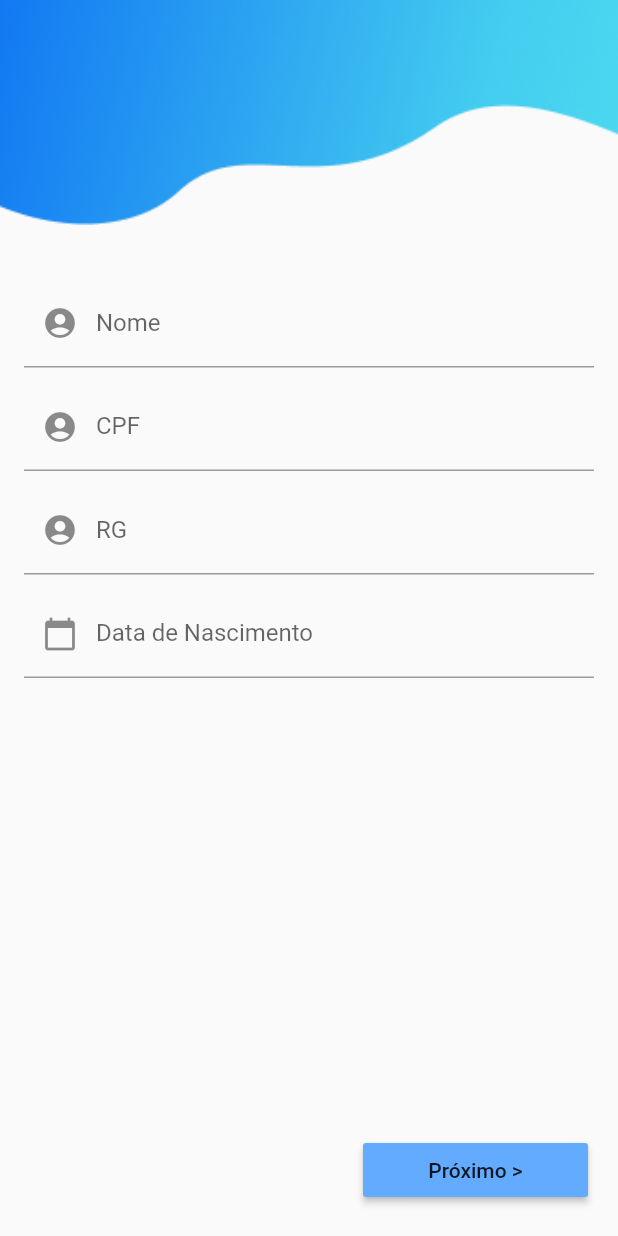
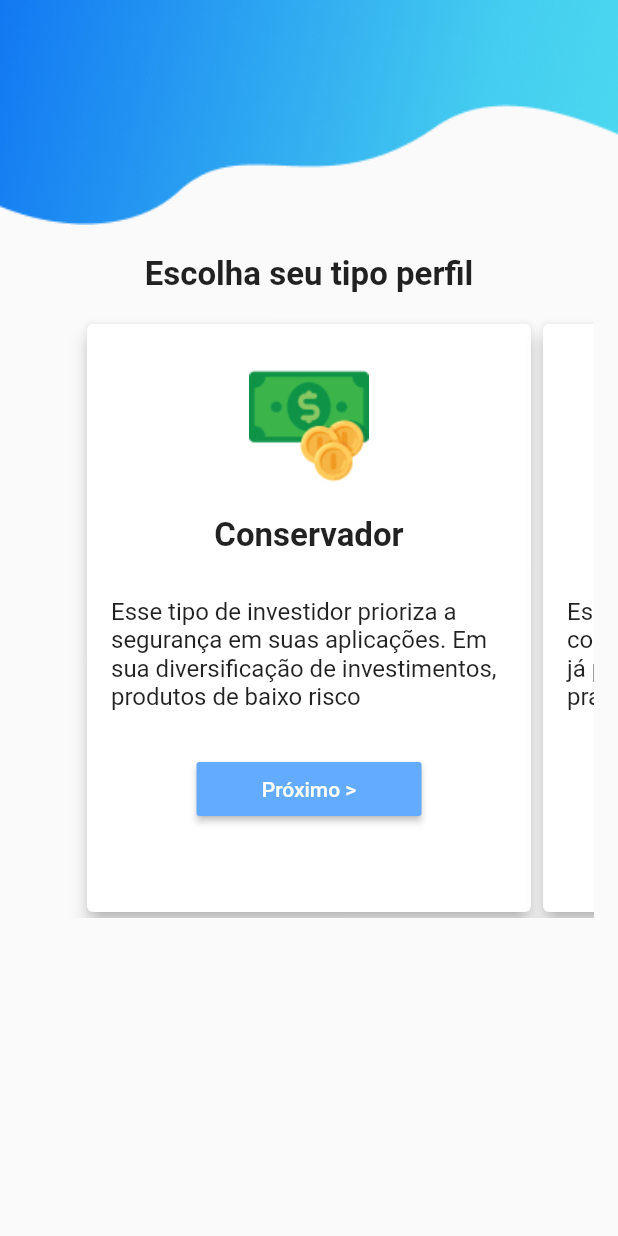
Before and after one commit to BrunoEleodoro/hackaprev, a Flutter app: the BasicInformation screen opened directly, after a tap on "Próximo >", on a phone screen of 412 x 824 dp. Run offline on Flutter 3.47's test engine with Material 2 defaults, Android fonts, the light colour scheme and no system bars; our stand-ins replace dio, flutter_masked_text, shared_preferences; accounts and stored records are empty.

Commit message:
MVP finished

```diff
--- a/lib/main.dart
+++ b/lib/main.dart
@@ -14,6 +14,7 @@ class MyApp extends StatelessWidget {
         primarySwatch: Colors.blue,
         visualDensity: VisualDensity.adaptivePlatformDensity,
       ),
+      debugShowCheckedModeBanner: false,
       home: LoginPage(),
     );
   }
--- a/lib/pages/basic_information.dart
+++ b/lib/pages/basic_information.dart
@@ -7,6 +7,7 @@ import 'package:dio/dio.dart';
 import 'package:flutter/material.dart';
 import 'package:flutter/services.dart';
 import 'package:flutter_masked_text/flutter_masked_text.dart';
+import 'package:hackaprev/pages/escolha_seu_perfil.dart';
 import 'package:shared_preferences/shared_preferences.dart';
 
 class BasicInformation extends StatefulWidget {
@@ -71,7 +72,7 @@ class _BasicInformationState extends State<BasicInformation> {
                                 labelText: 'CPF',
                                 labelStyle: TextStyle(),
                                 prefixIcon: Icon(
-                                  Icons.account_circle,
+                                  Icons.insert_drive_file,
                                 )),
                           ),
                           SizedBox(
@@ -83,7 +84,7 @@ class _BasicInformationState extends State<BasicInformation> {
                                 labelText: 'RG',
                                 labelStyle: TextStyle(),
                                 prefixIcon: Icon(
-                                  Icons.account_circle,
+                                  Icons.insert_drive_file,
                                 )),
                           ),
                           SizedBox(
@@ -111,6 +112,10 @@ class _BasicInformationState extends State<BasicInformation> {
             color: Color(0XFF63ABFF),
             onPressed: () {
               // getInformationFromGrid();
+              Navigator.pushReplacement(
+                  context,
+                  MaterialPageRoute(
+                      builder: (context) => EscolhaSeuPerfilScreen()));
             },
             child: Text(
               'Próximo >',
--- a/lib/pages/escolha_seu_perfil.dart
+++ b/lib/pages/escolha_seu_perfil.dart
@@ -7,22 +7,42 @@ import 'package:dio/dio.dart';
 import 'package:flutter/material.dart';
 import 'package:flutter/services.dart';
 import 'package:flutter_masked_text/flutter_masked_text.dart';
+import 'package:hackaprev/pages/home.dart';
 import 'package:shared_preferences/shared_preferences.dart';
 
-class BasicInformation extends StatefulWidget {
+class EscolhaSeuPerfilScreen extends StatefulWidget {
   @override
-  _BasicInformationState createState() => _BasicInformationState();
+  _EscolhaSeuPerfilScreenState createState() => _EscolhaSeuPerfilScreenState();
 }
 
-class _BasicInformationState extends State<BasicInformation> {
-  TextEditingController cpfController =
-      new MaskedTextController(mask: '000.000.000-00');
-  TextEditingController dataController =
-      new MaskedTextController(mask: '00/00/0000');
-  TextEditingController telefoneController =
-      new MaskedTextController(mask: '(00) 00000-0000');
+class _EscolhaSeuPerfilScreenState extends State<EscolhaSeuPerfilScreen> {
   bool isLoading = false;
-
+  List perfis = [
+    {
+      'title': 'Conservador',
+      'image': 'assets/image-16.png',
+      'description':
+          "Esse tipo de investidor prioriza a segurança em suas aplicações. Em sua diversificação de investimentos, produtos de baixo risco"
+    },
+    {
+      'title': 'Moderado',
+      'image': 'assets/image-17.png',
+      'description':
+          "Esse investidor está entre os conservadores e os arrojados. Mas já possui tolerância a riscos de longo prazo."
+    },
+    {
+      'title': 'Ousado',
+      'image': 'assets/image-15.png',
+      'description':
+          "É um investidor que tem a segurança da renda fixa, mas também aplica parte de seus recursos em renda variável, buscando retornos acima da média do mercado."
+    },
+    {
+      'title': 'ExtremeCrazy',
+      'image': 'assets/Group-1.png',
+      'description':
+          "Ele entende que as perdas a curto prazo são momentâneas e necessárias para aproveitar lucros mais altos a longo prazo."
+    },
+  ];
   @override
   Widget build(BuildContext context) {
     return Scaffold(
@@ -41,85 +61,101 @@ class _BasicInformationState extends State<BasicInformation> {
                             image: DecorationImage(
                                 image: AssetImage('assets/pattern1.png'),
                                 fit: BoxFit.fill))),
+                    SizedBox(
+                      height: 20,
+                    ),
+                    Text(
+                      'Escolha seu tipo perfil',
+                      style:
+                          TextStyle(fontSize: 22, fontWeight: FontWeight.bold),
+                    ),
+                    Container(
+                        width: double.maxFinite,
+                        height: 400,
+                        margin: EdgeInsets.all(16),
+                        child: Container(
+                          width: double.maxFinite,
+                          margin: EdgeInsets.only(bottom: 0),
+                          // height: 340,
+                          child: PageView.builder(
+                              itemCount: perfis.length,
+                              itemBuilder: (context, index) {
+                                var perfil = perfis[index];
+                                return CardItem(
+                                  asset: perfil['image'],
+                                  description: perfil['description'],
+                                  title: perfil['title'],
+                                );
+                              },
+                              controller: PageController(
+                                viewportFraction: 0.8,
+                                initialPage: 0,
+                              )),
+                        ))
                     // Image.asset(
                     //   'assets/logo.png',
                     //   width: 120,
                     // ),
-                    Padding(
-                      padding: const EdgeInsets.all(16.0),
+                  ]))),
+    ]));
+  }
+}
+
+class CardItem extends StatelessWidget {
+  var asset;
+  var title;
+  var description;
+  CardItem({this.asset, this.title, this.description});
+  @override
+  Widget build(BuildContext context) {
+    return Card(
+      elevation: 5,
+      child: Padding(
+        padding: const EdgeInsets.all(8.0),
         child: Column(
           children: <Widget>[
             SizedBox(
               height: 20,
             ),
-                          TextFormField(
-                            keyboardType: TextInputType.text,
-                            decoration: InputDecoration(
-                                labelText: 'Nome',
-                                labelStyle: TextStyle(),
-                                prefixIcon: Icon(
-                                  Icons.account_circle,
-                                )),
+            Image.asset(asset),
+            SizedBox(
+              height: 20,
+            ),
+            Center(
+              child: Text(
+                title,
+                style: TextStyle(fontWeight: FontWeight.bold, fontSize: 22),
+              ),
             ),
             SizedBox(
-                            height: 10,
+              height: 20,
             ),
-                          TextFormField(
-                            controller: cpfController,
-                            keyboardType: TextInputType.visiblePassword,
-                            decoration: InputDecoration(
-                                labelText: 'CPF',
-                                labelStyle: TextStyle(),
-                                prefixIcon: Icon(
-                                  Icons.account_circle,
-                                )),
+            Center(
+              child: Padding(
+                padding: const EdgeInsets.all(8.0),
+                child: Text(description, style: TextStyle(fontSize: 16)),
+              ),
             ),
             SizedBox(
-                            height: 10,
+              height: 20,
             ),
-                          TextFormField(
-                            keyboardType: TextInputType.visiblePassword,
-                            decoration: InputDecoration(
-                                labelText: 'RG',
-                                labelStyle: TextStyle(),
-                                prefixIcon: Icon(
-                                  Icons.account_circle,
-                                )),
-                          ),
-                          SizedBox(
-                            height: 10,
-                          ),
-                          TextFormField(
-                            controller: dataController,
-                            keyboardType: TextInputType.number,
-                            decoration: InputDecoration(
-                                labelText: 'Data de Nascimento',
-                                labelStyle: TextStyle(),
-                                prefixIcon: Icon(
-                                  Icons.calendar_today,
-                                )),
-                          ),
-                        ],
-                      ),
-                    )
-                  ]))),
-      Align(
-        alignment: Alignment.bottomRight,
-        child: Container(
-          margin: EdgeInsets.only(left: 20, right: 20, bottom: 20),
+            Center(
               child: MaterialButton(
                 color: Color(0XFF63ABFF),
                 onPressed: () {
                   // getInformationFromGrid();
+                  Navigator.pushReplacement(
+                      context,
+                      MaterialPageRoute(
+                          builder: (context) => HomePageScreen()));
                 },
-            child: Text(
-              'Próximo >',
-              style: TextStyle(),
-            ),
+                child: Text('Próximo >', style: TextStyle(color: Colors.white)),
                 minWidth: 150,
               ),
+            )
+          ],
         ),
-      )
-    ]));
+      ),
+    );
   }
 }
```
Also changed, not shown: lib/pages/home.dart (added, +130 -0 lines), lib/pages/login.dart (+8 -14 lines), assets/Group 8.png (added), assets/Group-1.png (added), assets/home.png (added), assets/image-15.png (added), assets/image-16.png (added), assets/image-17.png (added), assets/logo_menor.png (added). Lines whose indentation alone changed are shown as unchanged.
